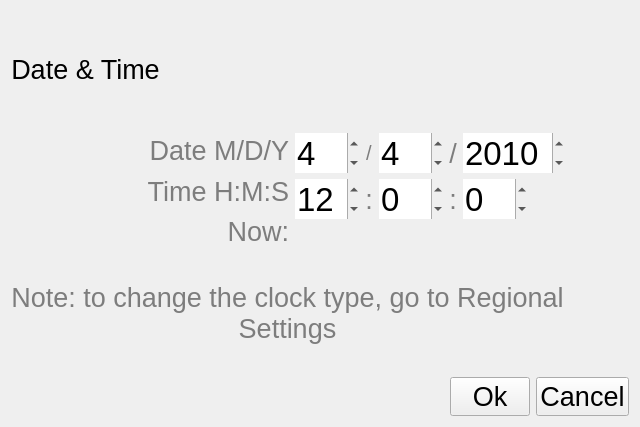
Above: applications/hac-settings/form/datetimesettings.ui from etop-wesley/hac before the change. Below: the same form after it.
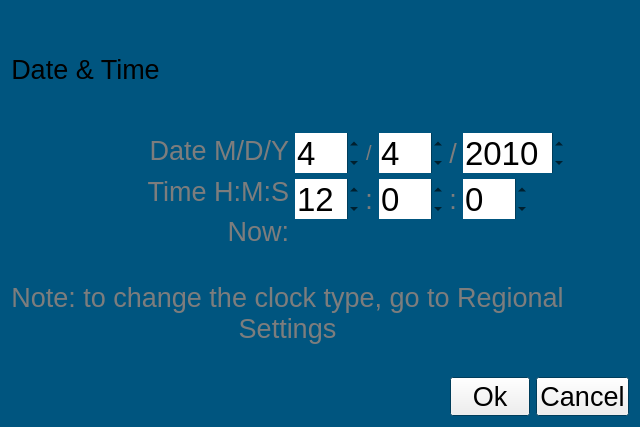
That is the form after the change. Custom widgets are drawn as their Qt base class.

```diff
--- a/applications/hac-settings/form/datetimesettings.ui
+++ b/applications/hac-settings/form/datetimesettings.ui
@@ -10,6 +10,73 @@
     <height>427</height>
    </rect>
   </property>
+  <property name="palette">
+   <palette>
+    <active>
+     <colorrole role="Base">
+      <brush brushstyle="SolidPattern">
+       <color alpha="255">
+        <red>255</red>
+        <green>255</green>
+        <blue>255</blue>
+       </color>
+      </brush>
+     </colorrole>
+     <colorrole role="Window">
+      <brush brushstyle="SolidPattern">
+       <color alpha="255">
+        <red>0</red>
+        <green>85</green>
+        <blue>127</blue>
+       </color>
+      </brush>
+     </colorrole>
+    </active>
+    <inactive>
+     <colorrole role="Base">
+      <brush brushstyle="SolidPattern">
+       <color alpha="255">
+        <red>255</red>
+        <green>255</green>
+        <blue>255</blue>
+       </color>
+      </brush>
+     </colorrole>
+     <colorrole role="Window">
+      <brush brushstyle="SolidPattern">
+       <color alpha="255">
+        <red>0</red>
+        <green>85</green>
+        <blue>127</blue>
+       </color>
+      </brush>
+     </colorrole>
+    </inactive>
+    <disabled>
+     <colorrole role="Base">
+      <brush brushstyle="SolidPattern">
+       <color alpha="255">
+        <red>0</red>
+        <green>85</green>
+        <blue>127</blue>
+       </color>
+      </brush>
+     </colorrole>
+     <colorrole role="Window">
+      <brush brushstyle="SolidPattern">
+       <color alpha="255">
+        <red>0</red>
+        <green>85</green>
+        <blue>127</blue>
+       </color>
+      </brush>
+     </colorrole>
+    </disabled>
+   </palette>
+  </property>
+  <property name="autoFillBackground">
+   <bool>true</bool>
+  </property>
   <layout class="QGridLayout" name="gridLayout_3">
    <item row="0" column="0" colspan="3">
     <layout class="QHBoxLayout" name="horizontalLayout_2">
@@ -240,7 +307,7 @@
      <item row="0" column="1">
       <layout class="QGridLayout" name="gridLayout">
        <item row="0" column="0">
-        <widget class="HacSpinBox" name="monthSpinBox">
+        <widget class="QSpinBox" name="monthSpinBox">
          <property name="font">
           <font>
            <pointsize>25</pointsize>
@@ -316,7 +383,7 @@
         </widget>
        </item>
        <item row="0" column="2">
-        <widget class="HacSpinBox" name="daySpinBox">
+        <widget class="QSpinBox" name="daySpinBox">
          <property name="font">
           <font>
            <pointsize>25</pointsize>
@@ -392,7 +459,7 @@
         </widget>
        </item>
        <item row="0" column="4" colspan="2">
-        <widget class="HacSpinBox" name="yearSpinBox">
+        <widget class="QSpinBox" name="yearSpinBox">
          <property name="font">
           <font>
            <pointsize>25</pointsize>
@@ -416,7 +483,7 @@
         </widget>
        </item>
        <item row="1" column="0">
-        <widget class="HacSpinBox" name="hourSpinBox">
+        <widget class="QSpinBox" name="hourSpinBox">
          <property name="font">
           <font>
            <pointsize>25</pointsize>
@@ -489,7 +556,7 @@
         </widget>
        </item>
        <item row="1" column="2">
-        <widget class="HacSpinBox" name="minuteSpinBox">
+        <widget class="QSpinBox" name="minuteSpinBox">
          <property name="font">
           <font>
            <pointsize>25</pointsize>
@@ -559,7 +626,7 @@
         </widget>
        </item>
        <item row="1" column="4">
-        <widget class="HacSpinBox" name="secondSpinBox">
+        <widget class="QSpinBox" name="secondSpinBox">
          <property name="font">
           <font>
            <pointsize>25</pointsize>
@@ -651,7 +718,7 @@
       </spacer>
      </item>
      <item>
-      <widget class="HacPushButton" name="okButton">
+      <widget class="QPushButton" name="okButton">
        <property name="font">
         <font>
          <pointsize>20</pointsize>
@@ -663,7 +730,7 @@
       </widget>
      </item>
      <item>
-      <widget class="HacPushButton" name="cancelButton">
+      <widget class="QPushButton" name="cancelButton">
        <property name="font">
         <font>
          <pointsize>20</pointsize>
@@ -678,20 +745,6 @@
    </item>
   </layout>
  </widget>
- <customwidgets>
-  <customwidget>
-   <class>HacPushButton</class>
-   <extends>QPushButton</extends>
-   <header location="global">hacpushbutton.h</header>
-  </customwidget>
-  <customwidget>
-   <class>HacSpinBox</class>
-   <extends>QSpinBox</extends>
-   <header>hacspinbox.h</header>
-  </customwidget>
- </customwidgets>
- <resources>
-  <include location="../res/hac01.qrc"/>
- </resources>
+ <resources/>
  <connections/>
 </ui>
```
